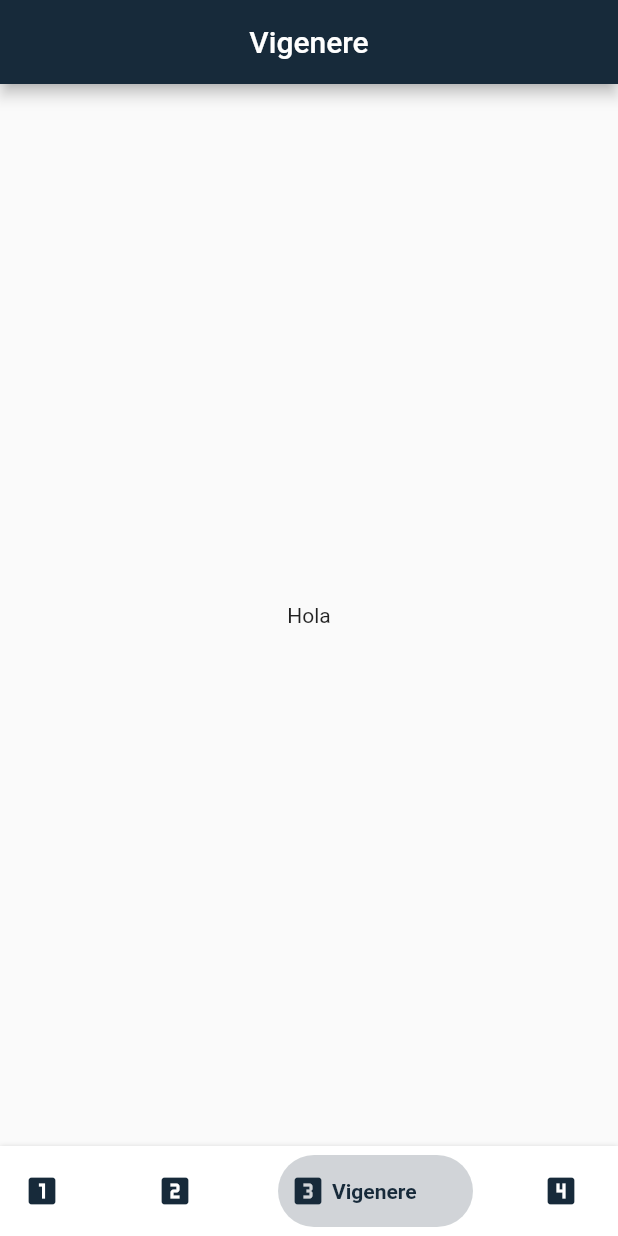
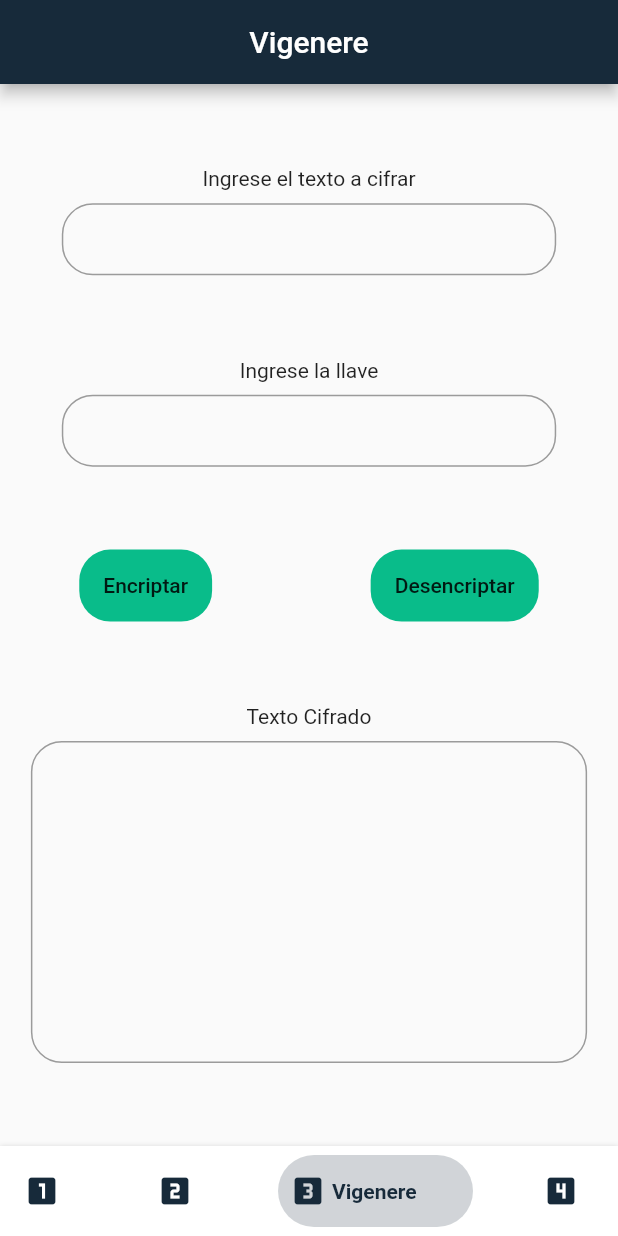
Before and after one commit to JuanJo53/Crypting-Security-Code, a Flutter app: the screen it shows after launch, swiped to page 3, on a phone screen of 412 x 824 dp. Run offline on Flutter 3.47's test engine with Material 2 defaults, Android fonts, the light colour scheme and no system bars; drawn by our look-alikes of bottom_navy_bar; our stand-ins replace flutter_xlider.

Commit message:
Vigenere_Page base done

```diff
--- a/lib/Pages/Vigenere_Page.dart
+++ b/lib/Pages/Vigenere_Page.dart
@@ -14,14 +14,146 @@ class _Vigenere_PageState extends State<Vigenere_Page>{
   Size size;
   _Vigenere_PageState(this._colores){
   }
+  TextEditingController input=TextEditingController();
+  TextEditingController number=TextEditingController();
+  TextEditingController output=TextEditingController();
+  @override
+  void initState() {
+    // TODO: implement initState
+    super.initState();
+  }
+  double heightAppbar;
   @override
   Widget build(BuildContext context) {
-    // TODO: implement build
+
+    heightAppbar=Scaffold.of(context).appBarMaxHeight;
+    size=MediaQuery.of(context).size;
     return Scaffold(
-      body: Center(
-        child: Text(
-          "Hola"
+      body: SingleChildScrollView(
+        child: SizedBox(
+          height: size.height-heightAppbar-60,
+          child: Column(
+            mainAxisAlignment: MainAxisAlignment.spaceEvenly,
+            children: [
+              Input("Ingrese el texto a cifrar",input,TextInputType.text,size.width*0.1),
+              Input("Ingrese la llave",input,TextInputType.text,size.width*0.1),
+              Row(
+                mainAxisAlignment: MainAxisAlignment.spaceAround,
+                children: [
+
+                  Boton("Encriptar"),
+
+                  Boton("Desencriptar"),
+                ],
+              ),
+              InputArea("Texto Cifrado",output),
+
+            ],
+          ),
         ),
+      ),
+    );
+  }
+  void cifrar(){
+    setState(() {
+      print(number.text);
+      //output.text=caesar(double.parse(number.text).toInt(), input.text);
+    });
+  }
+  void descifrar(){
+    setState(() {
+      print(number.text);
+      //output.text=caesar(double.parse(number.text).toInt()*-1, input.text);
+    });
+  }
+  Widget Boton(label){
+    return Container(
+      decoration: BoxDecoration(
+        color: _colores.secondColor,
+        borderRadius: BorderRadius.circular(size.width*0.05),
+      ),
+      child: MaterialButton(
+        shape: RoundedRectangleBorder(borderRadius: BorderRadius.circular(size.width*0.05)),
+        onPressed: (){
+          if(label=="Encriptar"){
+            cifrar();
+          }
+          else{
+            descifrar();
+          }
+
+        },
+        child: Text(label),
+      ),
+    );
+  }
+  Widget InputArea(label,input){
+    return Container(
+      margin: EdgeInsets.symmetric(horizontal: size.width*0.05),
+      child: Column(
+        children: [
+          Text(label),
+          SizedBox(
+            height: size.height*0.01,
+          ),
+          Container(
+            decoration: BoxDecoration(
+                borderRadius: BorderRadius.all(Radius.circular(size.width*0.05))
+            ),
+            child:
+            TextField(
+              readOnly: true,
+              maxLines: 10,
+              controller: input,
+              cursorColor: _colores.primaryColor,
+              decoration: InputDecoration(
+                  focusedBorder: OutlineInputBorder(
+                      borderSide: BorderSide(color: _colores.secondColor),
+                      borderRadius: BorderRadius.all(Radius.circular(size.width*0.05))),
+                  contentPadding: EdgeInsets.symmetric(horizontal: size.width*0.03,vertical: size.width*0.03),
+                  border: OutlineInputBorder(
+                      borderSide: BorderSide(color: _colores.primaryColor),
+                      borderRadius: BorderRadius.all(Radius.circular(size.width*0.05))
+                  )
+              ),
+            ),
+          )
+        ],
+      ),
+    );
+  }
+  Widget Input(label,input,key,margin){
+    return Container(
+      margin: EdgeInsets.symmetric(horizontal: margin),
+      child: Column(
+        children: [
+          Text(label,textAlign: TextAlign.center,),
+          SizedBox(
+            height: size.height*0.01,
+          ),
+          Container(
+            decoration: BoxDecoration(
+                borderRadius: BorderRadius.all(Radius.circular(size.width*0.05))
+            ),
+            child:
+            TextField(
+
+              controller: input,
+              keyboardType: key,
+              cursorColor: _colores.primaryColor,
+              decoration: InputDecoration(
+                  focusedBorder: OutlineInputBorder(
+                      borderSide: BorderSide(color: _colores.secondColor),
+                      borderRadius: BorderRadius.all(Radius.circular(size.width*0.05))),
+                  contentPadding: EdgeInsets.symmetric(horizontal: size.width*0.03),
+                  border: OutlineInputBorder(
+                      borderSide: BorderSide(color: _colores.primaryColor),
+                      borderRadius: BorderRadius.all(Radius.circular(size.width*0.05))
+                  )
+              ),
+            ),
+          )
+        ],
       ),
     );
   }
```
